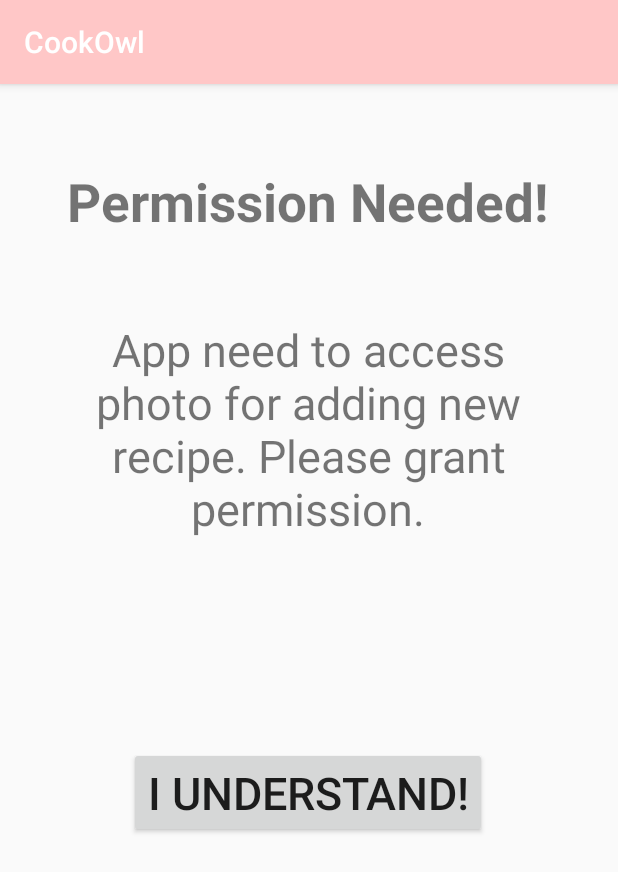
After one commit to baguspribadi99/1706043941_BagusPribadi_CookOwl, an Android app: the fragment PermissionFragment placed in its activity, on a phone screen of 412 x 824 dp. The commit adds this screen. Shown: the top 872 px of the screen. Run offline under Robolectric (Android 15) with nearby library versions, the phone set to English and light mode, and no system bars; our stand-ins replace Room's generated code.

Commit message:
add permission on runtime

```diff
--- a/app/src/main/java/id/ac/ui/cs/mobileprogramming/baguspribadi/cookowl/MainActivity.kt
+++ b/app/src/main/java/id/ac/ui/cs/mobileprogramming/baguspribadi/cookowl/MainActivity.kt
@@ -1,10 +1,12 @@
 package id.ac.ui.cs.mobileprogramming.baguspribadi.cookowl
 
+import android.Manifest
 import android.app.Activity
 import android.app.AlarmManager
 import android.app.PendingIntent
 import android.content.Context
 import android.content.Intent
+import android.content.pm.PackageManager
 import android.content.res.Configuration
 import android.graphics.Bitmap
 import android.graphics.BitmapFactory
@@ -14,6 +16,8 @@ import android.provider.MediaStore
 import android.util.Log
 import android.widget.Toast
 import androidx.appcompat.app.AppCompatActivity
+import androidx.core.app.ActivityCompat
+import androidx.core.content.ContextCompat
 import androidx.core.content.FileProvider
 import androidx.fragment.app.Fragment
 import id.ac.ui.cs.mobileprogramming.baguspribadi.cookowl.Data.Recipe.Recipe
@@ -32,12 +36,20 @@ class MainActivity : AppCompatActivity() {
     var language: String? = ""
     var pictureTaken: Bitmap? = null
 
+    private val READ_REQUEST_CODE = 101
+
     override fun onCreate(savedInstanceState: Bundle?) {
         super.onCreate(savedInstanceState)
         loadLocale()
         setContentView(R.layout.activity_main)
 
-        loadFragment(LoginFragment.newInstance(), false)
+        if (ContextCompat.checkSelfPermission(this@MainActivity, Manifest.permission.READ_EXTERNAL_STORAGE) !=
+            PackageManager.PERMISSION_GRANTED) {
+            ActivityCompat.requestPermissions(this@MainActivity, arrayOf(Manifest.permission.READ_EXTERNAL_STORAGE), READ_REQUEST_CODE)
+        }
+        else {
+            loadFragment(LoginFragment.newInstance(), false)
+        }
     }
 
     fun loadFragment(fragment: Fragment, back: Boolean){
@@ -147,6 +159,12 @@ class MainActivity : AppCompatActivity() {
         picture = File(picturePath)
     }
 
+    fun restartApp() {
+        val intent = Intent(this, MainActivity::class.java)
+        this.startActivity(intent)
+        finishAffinity()
+    }
+
     override fun onActivityResult(requestCode: Int, resultCode: Int, data: Intent?) {
         if(requestCode == requestCode && resultCode == Activity.RESULT_OK){
             val takenImage = BitmapFactory.decodeFile(picture.absolutePath)
@@ -154,6 +172,20 @@ class MainActivity : AppCompatActivity() {
         }
         else {
             super.onActivityResult(requestCode, resultCode, data)
+        }
+    }
+
+    override fun onRequestPermissionsResult(requestCode: Int, permissions: Array<String>, grantResults: IntArray) {
+        when (requestCode) {
+            READ_REQUEST_CODE -> {
+                if (grantResults.isEmpty() || grantResults[0] != PackageManager.PERMISSION_GRANTED) {
+                    Toast.makeText(this@MainActivity, "Permission Denied", Toast.LENGTH_SHORT).show()
+                    loadFragment(PermissionFragment.newInstance(), false)
+                } else {
+                    Toast.makeText(this@MainActivity, "Permission Granted", Toast.LENGTH_SHORT).show()
+                    loadFragment(LoginFragment.newInstance(), false)
+                }
+            }
         }
     }
 
--- /dev/null
+++ b/app/src/main/java/id/ac/ui/cs/mobileprogramming/baguspribadi/cookowl/PermissionFragment.kt
@@ -0,0 +1,45 @@
+package id.ac.ui.cs.mobileprogramming.baguspribadi.cookowl
+
+import android.os.Bundle
+import android.os.CountDownTimer
+import android.view.LayoutInflater
+import android.view.View
+import android.view.ViewGroup
+import android.widget.Button
+import android.widget.EditText
+import android.widget.Toast
+import androidx.fragment.app.Fragment
+import androidx.lifecycle.ViewModelProvider
+import id.ac.ui.cs.mobileprogramming.baguspribadi.cookowl.Data.Transaction.Transaction
+import id.ac.ui.cs.mobileprogramming.baguspribadi.cookowl.Data.Transaction.TransactionViewModel
+import id.ac.ui.cs.mobileprogramming.baguspribadi.cookowl.MainActivity.Companion.nowSeconds
+import id.ac.ui.cs.mobileprogramming.baguspribadi.cookowl.MainActivity.Companion.removeAlarm
+import id.ac.ui.cs.mobileprogramming.baguspribadi.cookowl.MainActivity.Companion.setAlarm
+import id.ac.ui.cs.mobileprogramming.baguspribadi.cookowl.Util.PrefUtil
+import kotlinx.android.synthetic.main.timer_fragment.*
+import java.lang.NumberFormatException
+
+class PermissionFragment : Fragment() {
+
+    override fun onCreateView(
+        inflater: LayoutInflater,
+        container: ViewGroup?,
+        savedInstanceState: Bundle?
+    ): View? {
+        val view = inflater.inflate(R.layout.permission_needed_fragment, container, false)
+
+        val btnOk = view.findViewById<Button>(R.id.ok)
+        btnOk.setOnClickListener() {
+            (context as MainActivity).restartApp()
+        }
+
+        return view
+    }
+
+
+    companion object{
+        @JvmStatic
+        fun newInstance() =
+            PermissionFragment()
+    }
+}
--- /dev/null
+++ b/app/src/main/res/layout/permission_needed_fragment.xml
@@ -0,0 +1,50 @@
+<?xml version="1.0" encoding="utf-8"?>
+<androidx.constraintlayout.widget.ConstraintLayout
+    xmlns:android="http://schemas.android.com/apk/res/android"
+    xmlns:app="http://schemas.android.com/apk/res-auto"
+    xmlns:tools="http://schemas.android.com/tools"
+    android:layout_width="match_parent"
+    android:layout_height="match_parent">
+
+    <TextView
+        android:id="@+id/title"
+        android:layout_width="wrap_content"
+        android:layout_height="wrap_content"
+        android:text="@string/permission_title"
+        android:textSize="35sp"
+        android:textStyle="bold"
+        app:layout_constraintBottom_toBottomOf="parent"
+        app:layout_constraintEnd_toEndOf="parent"
+        app:layout_constraintHorizontal_bias="0.491"
+        app:layout_constraintStart_toStartOf="parent"
+        app:layout_constraintTop_toTopOf="parent"
+        app:layout_constraintVertical_bias="0.076" />
+
+    <TextView
+        android:id="@+id/desc"
+        android:layout_width="300sp"
+        android:layout_height="wrap_content"
+        android:text="@string/permission_photo"
+        android:textAlignment="center"
+        android:textSize="30sp"
+        app:layout_constraintBottom_toBottomOf="parent"
+        app:layout_constraintEnd_toEndOf="parent"
+        app:layout_constraintHorizontal_bias="0.495"
+        app:layout_constraintStart_toStartOf="parent"
+        app:layout_constraintTop_toTopOf="parent"
+        app:layout_constraintVertical_bias="0.252" />
+
+    <Button
+        android:id="@+id/ok"
+        android:layout_width="wrap_content"
+        android:layout_height="wrap_content"
+        android:text="@string/ok"
+        android:textSize="30sp"
+        app:layout_constraintBottom_toBottomOf="parent"
+        app:layout_constraintEnd_toEndOf="parent"
+        app:layout_constraintHorizontal_bias="0.497"
+        app:layout_constraintStart_toStartOf="parent"
+        app:layout_constraintTop_toBottomOf="@+id/desc"
+        app:layout_constraintVertical_bias="0.343" />
+
+</androidx.constraintlayout.widget.ConstraintLayout>
--- a/app/src/main/res/values/strings.xml
+++ b/app/src/main/res/values/strings.xml
@@ -2,6 +2,9 @@
     <string name="app_name" translatable="false">CookOwl</string>
     <string name="timer_title" translatable="false">Happy Cooking!</string>
     <string name="timer_desc">This is a timer to help you out</string>
+
+    <string name="permission_title" translatable="false">Permission Needed!</string>
+    <string name="permission_photo">App need to access photo for adding new recipe. Please grant permission.</string>
 
     <string name="login">Login</string>
     <string name="register">Register</string>
@@ -17,6 +20,7 @@
     <string name="stop">Stop</string>
     <string name="camera">Take Photo</string>
     <string name="refresh_photo">Refresh</string>
+    <string name="ok">I understand!</string>
 
     <string name="email">Email</string>
     <string name="name">Name</string>
```
Also changed, not shown: 1 other file.
